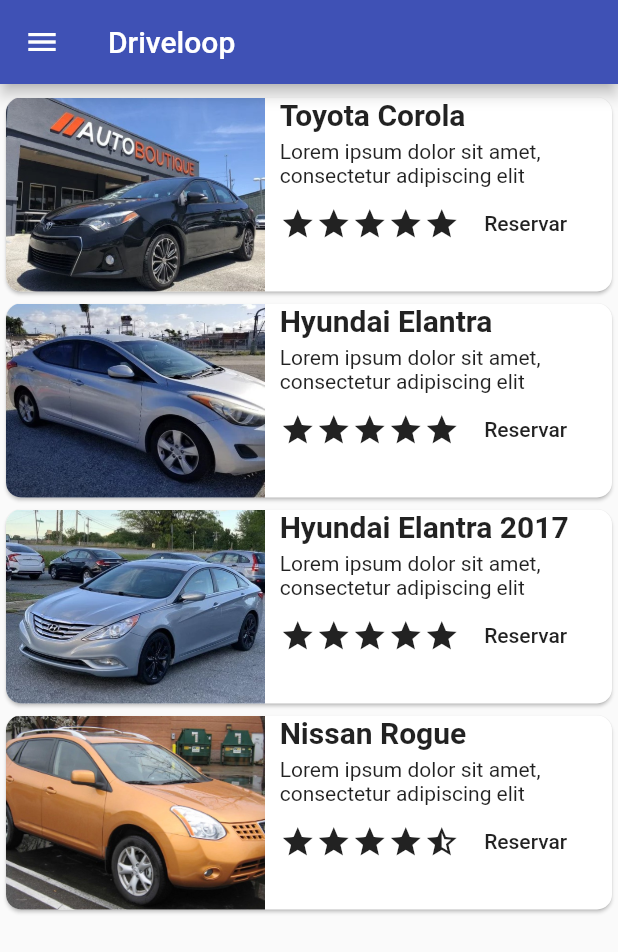
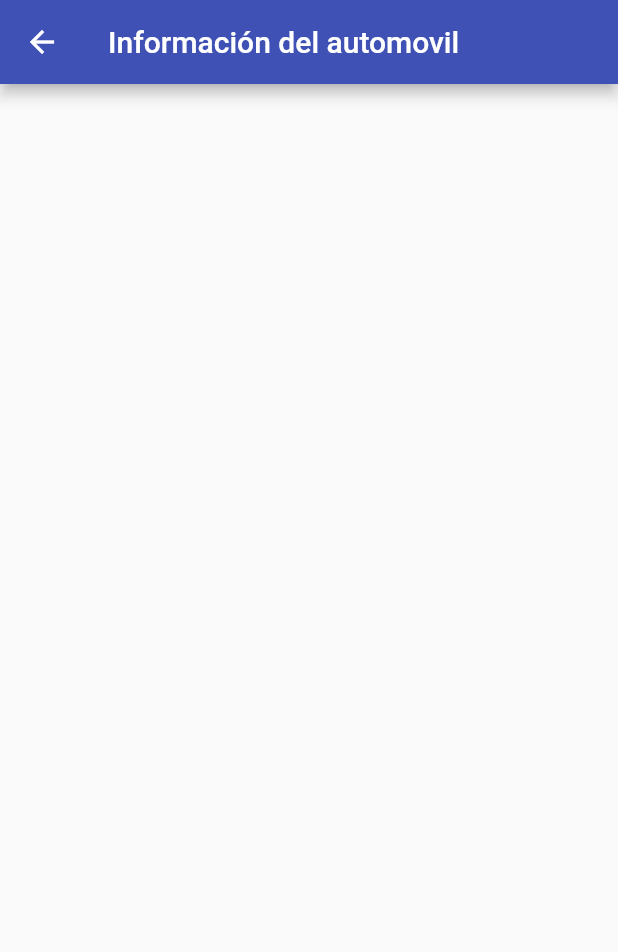
Before and after one commit to gerardoevs/driveloop-app, a Flutter app: the screen it shows after launch, after a tap on "Iniciar Sesión", after a tap on "Reservar", on a phone screen of 412 x 824 dp. Shown: the top 952 px of the screen. Run offline on Flutter 3.47's test engine with Material 2 defaults, Android fonts, the phone set to English and light mode, and no system bars; our stand-ins replace transparent_image; network calls fail.

Commit message:
pagina de informacion de carros

```diff
--- /dev/null
+++ b/lib/pages/car_info_page.dart
@@ -0,0 +1,16 @@
+import 'package:flutter/material.dart';
+
+class CarInfoPage extends StatelessWidget {
+
+  @override
+  Widget build(BuildContext context) {
+    return Container(
+      child: Scaffold(
+        appBar: AppBar(
+          title: Text("Información del automovil"),
+        ),
+
+      )
+    );
+  }
+}
--- a/lib/pages/login_page.dart
+++ b/lib/pages/login_page.dart
@@ -47,7 +47,7 @@ class LoginPage extends StatelessWidget {
                   shape: RoundedRectangleBorder(
                     borderRadius: BorderRadius.circular(10)
                   ),
-                  padding: EdgeInsets.symmetric(horizontal: 100, vertical: 15),
+                  padding: EdgeInsets.symmetric(horizontal: 60, vertical: 15),
                   child: Text("Iniciar Sesión"),
                   color: Colors.indigo,
                   onPressed: () => Navigator.pushReplacementNamed(context, 'owner'),
--- a/lib/pages/owner_page.dart
+++ b/lib/pages/owner_page.dart
@@ -28,7 +28,7 @@ class OwnerPage extends StatelessWidget {
             child: Row(
               children: <Widget>[
                 AspectRatio(
-                  aspectRatio: 4 / 3,
+                  aspectRatio: 4 / 3.5,
                   child: Image(image: AssetImage('assets/img/cars/car1.jpg'), fit: BoxFit.cover),
                 ),
                 SizedBox(
@@ -53,7 +53,7 @@ class OwnerPage extends StatelessWidget {
                           Icon(Icons.star),
                           Icon(Icons.star),
                           FlatButton(
-                            onPressed: (){},
+                            onPressed: () => Navigator.pushNamed(context, 'carinfo'),
                             child: Text("Reservar"),
                           )
                         ],
@@ -73,7 +73,7 @@ class OwnerPage extends StatelessWidget {
             child: Row(
               children: <Widget>[
                 AspectRatio(
-                  aspectRatio: 4 / 3,
+                  aspectRatio: 4 / 3.5,
                   child: Image(image: AssetImage('assets/img/cars/car2.jpg'), fit: BoxFit.cover),
                 ),
                 SizedBox(
@@ -98,7 +98,7 @@ class OwnerPage extends StatelessWidget {
                           Icon(Icons.star),
                           Icon(Icons.star),
                           FlatButton(
-                            onPressed: (){},
+                            onPressed: () => Navigator.pushNamed(context, 'carinfo'),
                             child: Text("Reservar"),
                           )
                         ],
@@ -118,7 +118,7 @@ class OwnerPage extends StatelessWidget {
             child: Row(
               children: <Widget>[
                 AspectRatio(
-                  aspectRatio: 4 / 3,
+                  aspectRatio: 4 / 3.5,
                   child: Image(image: AssetImage('assets/img/cars/car3.jpg'), fit: BoxFit.cover),
                 ),
                 SizedBox(
@@ -143,7 +143,7 @@ class OwnerPage extends StatelessWidget {
                           Icon(Icons.star),
                           Icon(Icons.star),
                           FlatButton(
-                            onPressed: (){},
+                            onPressed: () => Navigator.pushNamed(context, 'carinfo'),
                             child: Text("Reservar"),
                           )
                         ],
@@ -163,7 +163,7 @@ class OwnerPage extends StatelessWidget {
             child: Row(
               children: <Widget>[
                 AspectRatio(
-                  aspectRatio: 4 / 3,
+                  aspectRatio: 4 / 3.5,
                   child: Image(image: AssetImage('assets/img/cars/car4.jpg'), fit: BoxFit.cover),
                 ),
                 SizedBox(
@@ -188,7 +188,7 @@ class OwnerPage extends StatelessWidget {
                           Icon(Icons.star),
                           Icon(Icons.star_half),
                           FlatButton(
-                            onPressed: (){},
+                            onPressed: () => Navigator.pushNamed(context, 'carinfo'),
                             child: Text("Reservar"),
                           )
                         ],
--- a/lib/routes.dart
+++ b/lib/routes.dart
@@ -8,6 +8,7 @@ import 'package:Driveloop/pages/profile_page.dart';
 import 'package:Driveloop/pages/received_page.dart';
 import 'package:Driveloop/pages/record_page.dart';
 import 'package:Driveloop/pages/requests_page.dart';
+import 'package:Driveloop/pages/car_info_page.dart';
 
 Map<String, WidgetBuilder> appRoutes = {
   'login'   : (context) => LoginPage(),
@@ -18,5 +19,6 @@ Map<String, WidgetBuilder> appRoutes = {
   'records' : (context) => RecordsPage(),
   'requests': (context) => RequestsPage(),
   'received': (context) => ReceivedPage(),
-  'clients' : (context) => ClientsPage()
+  'clients' : (context) => ClientsPage(),
+  'carinfo' : (context) => CarInfoPage(),
 };
```
